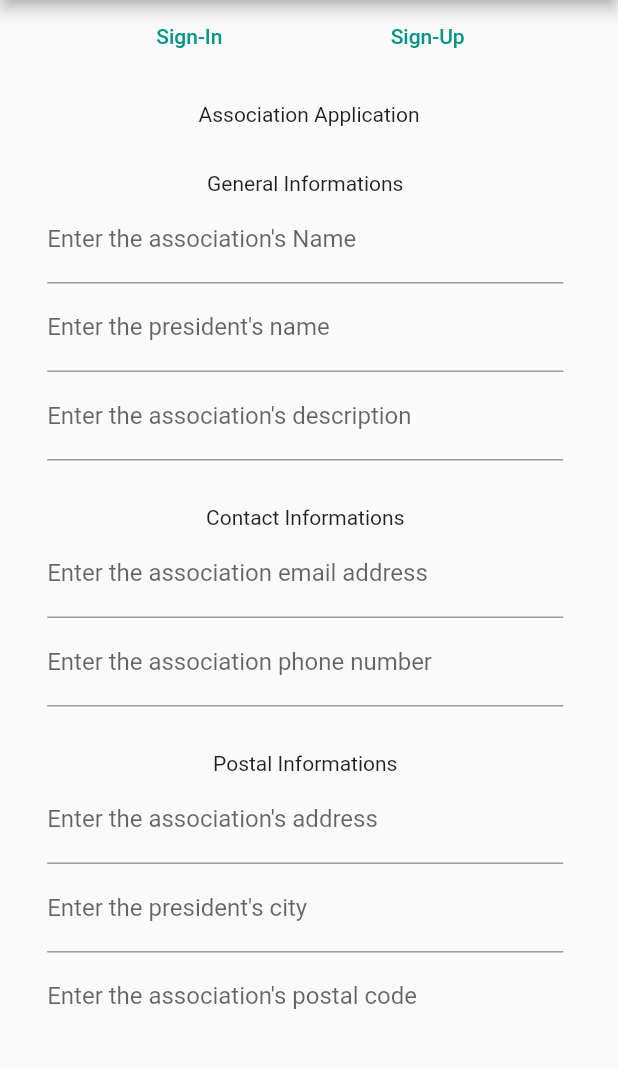
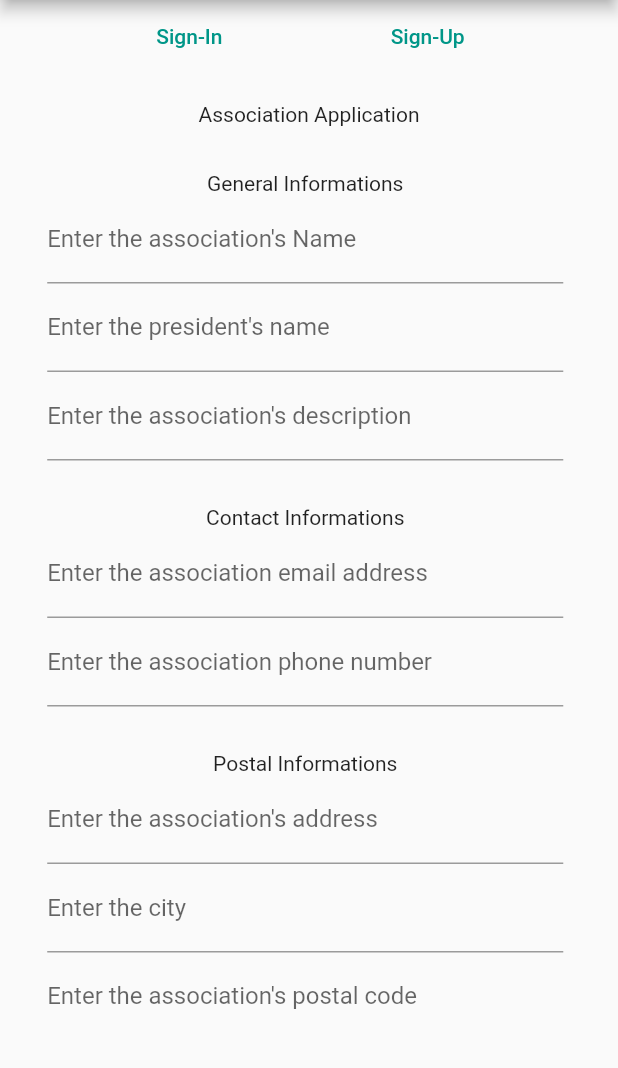
Before and after one commit to AssosNation/AssosNation-App, a Flutter app: the screen it shows after launch, on a phone screen of 412 x 824 dp, the part 84-1152 px from its top. Run offline on Flutter 3.47's test engine with Material 2 defaults, Android fonts, the phone set to English and light mode, and no system bars; our stand-ins replace carousel_slider, cloud_firestore, firebase_auth, firebase_core, geolocator, google_maps_flutter; accounts and stored records are empty.

Commit message:
Added password to apply form

```diff
--- a/lib/pages/detail/association_apply_form.dart
+++ b/lib/pages/detail/association_apply_form.dart
@@ -19,12 +19,14 @@ class _AssociationApplyFormState extends State<AssociationApplyForm> {
   String _address = "";
   String _postalCode = "";
   String _city = "";
+  String _pwd = "";
+  String _pwd2 = "";
 
   _verifyAndValidateForm() async {
     if (_formKey.currentState != null) {
       if (_formKey.currentState!.validate()) {
         dynamic res = await _auth.applyAsAssociation(_name, _description,
-            _president, _mail, _phone, _address, _postalCode, _city);
+            _president, _mail, _phone, _address, _postalCode, _city, _pwd);
         if (res == null) {
           _displaySnackBarWithMessage("Failed to connect, try again");
         } else {
@@ -95,7 +97,7 @@ class _AssociationApplyFormState extends State<AssociationApplyForm> {
                         TextFormField(
                           decoration: InputDecoration(
                               labelText: "Enter the association's description"),
-                          keyboardType: TextInputType.name,
+                          keyboardType: TextInputType.multiline,
                           autovalidateMode: AutovalidateMode.onUserInteraction,
                           validator: (description) {
                             if (description!.isNotEmpty) {
@@ -154,19 +156,19 @@ class _AssociationApplyFormState extends State<AssociationApplyForm> {
                         TextFormField(
                           decoration: InputDecoration(
                               labelText: "Enter the association's address"),
-                          keyboardType: TextInputType.name,
+                          keyboardType: TextInputType.streetAddress,
                           autovalidateMode: AutovalidateMode.onUserInteraction,
                           validator: (address) {
                             if (address!.isNotEmpty) {
                               _address = address;
                               return null;
                             } else
-                              return "Please enter the association's address";
+                              return "Please enter the address";
                           },
                         ),
                         TextFormField(
-                          decoration: InputDecoration(
-                              labelText: "Enter the president's city"),
+                          decoration:
+                              InputDecoration(labelText: "Enter the city"),
                           keyboardType: TextInputType.name,
                           autovalidateMode: AutovalidateMode.onUserInteraction,
                           validator: (city) {
@@ -174,20 +176,53 @@ class _AssociationApplyFormState extends State<AssociationApplyForm> {
                               _city = city;
                               return null;
                             } else
-                              return "Please enter the president's city";
+                              return "Please enter the city";
                           },
                         ),
                         TextFormField(
                           decoration: InputDecoration(
                               labelText: "Enter the association's postal code"),
-                          keyboardType: TextInputType.name,
+                          keyboardType: TextInputType.number,
                           autovalidateMode: AutovalidateMode.onUserInteraction,
                           validator: (postalCode) {
                             if (postalCode!.isNotEmpty) {
                               _postalCode = postalCode;
                               return null;
                             } else
-                              return "Please enter the association's postal code";
+                              return "Please enter the postal code";
+                          },
+                        ),
+                      ],
+                    ),
+                  ),
+                  Padding(
+                    padding: const EdgeInsets.fromLTRB(5, 30, 10, 0),
+                    child: Column(
+                      children: [
+                        TextFormField(
+                          decoration:
+                              InputDecoration(labelText: "Enter your password"),
+                          obscureText: true,
+                          autovalidateMode: AutovalidateMode.onUserInteraction,
+                          validator: (pwd) {
+                            if (pwd!.isNotEmpty) {
+                              _pwd = pwd;
+                              return null;
+                            } else
+                              return "Please enter a password";
+                          },
+                        ),
+                        TextFormField(
+                          decoration: InputDecoration(
+                              labelText: "Confirm your password"),
+                          obscureText: true,
+                          autovalidateMode: AutovalidateMode.onUserInteraction,
+                          validator: (pwd2) {
+                            if (pwd2!.isNotEmpty && pwd2 == _pwd) {
+                              _pwd2 = pwd2;
+                              return null;
+                            } else
+                              return "Please match your passwords";
                           },
                         ),
                       ],
--- a/lib/services/interfaces/authentication_interface.dart
+++ b/lib/services/interfaces/authentication_interface.dart
@@ -10,6 +10,7 @@ abstract class AuthenticationInterface {
       String phone,
       String address,
       String postalCode,
-      String city);
+      String city,
+      String pwd);
   Future signIn(mail, pwd);
 }
```
Also changed, not shown: lib/services/firebase/authentication/auth_service.dart (+5 -3 lines).
